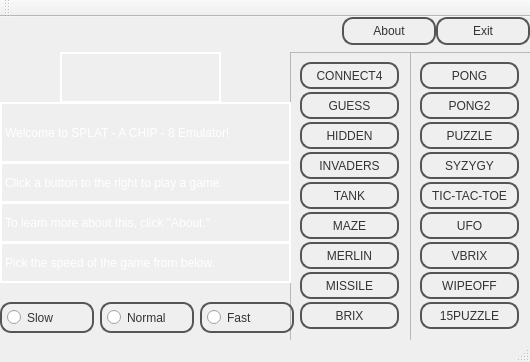
Qt form Splat/mainwindow.ui (Jobair96/splat) before a commit.
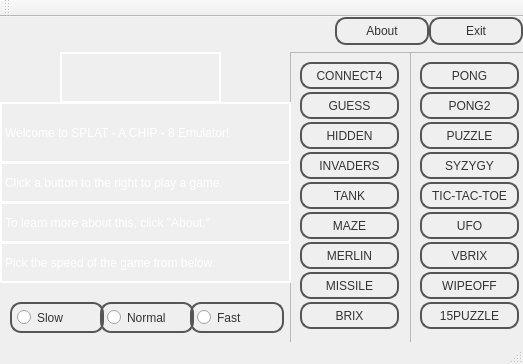
The same form after that commit.

Commit message:
Fixes minor design flaws in the GUI.
The Frequency buttons were misaligned, and the name of the output window was still showing "MainWindow."
This commit fixes both of these.

The edit to the form file:
```diff
--- a/Splat/mainwindow.ui
+++ b/Splat/mainwindow.ui
@@ -6,8 +6,8 @@
    <rect>
     <x>0</x>
     <y>0</y>
-    <width>530</width>
-    <height>362</height>
+    <width>523</width>
+    <height>364</height>
    </rect>
   </property>
   <property name="windowTitle">
@@ -272,7 +272,7 @@
       <widget class="QRadioButton" name="slowRadioButton">
        <property name="geometry">
         <rect>
-         <x>0</x>
+         <x>10</x>
          <y>250</y>
          <width>94</width>
          <height>31</height>
@@ -298,7 +298,7 @@
       <widget class="QRadioButton" name="fastRadioButton">
        <property name="geometry">
         <rect>
-         <x>200</x>
+         <x>190</x>
          <y>250</y>
          <width>94</width>
          <height>31</height>
```
Left out of the diff: 4 changed lines with no effect on the pictures. The commit also changes 7 other files.
